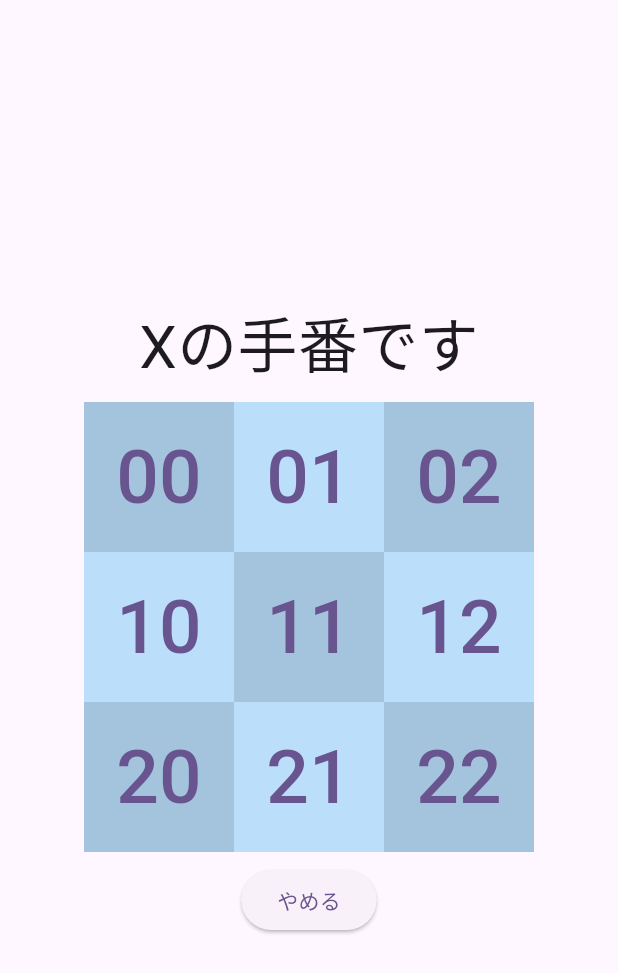
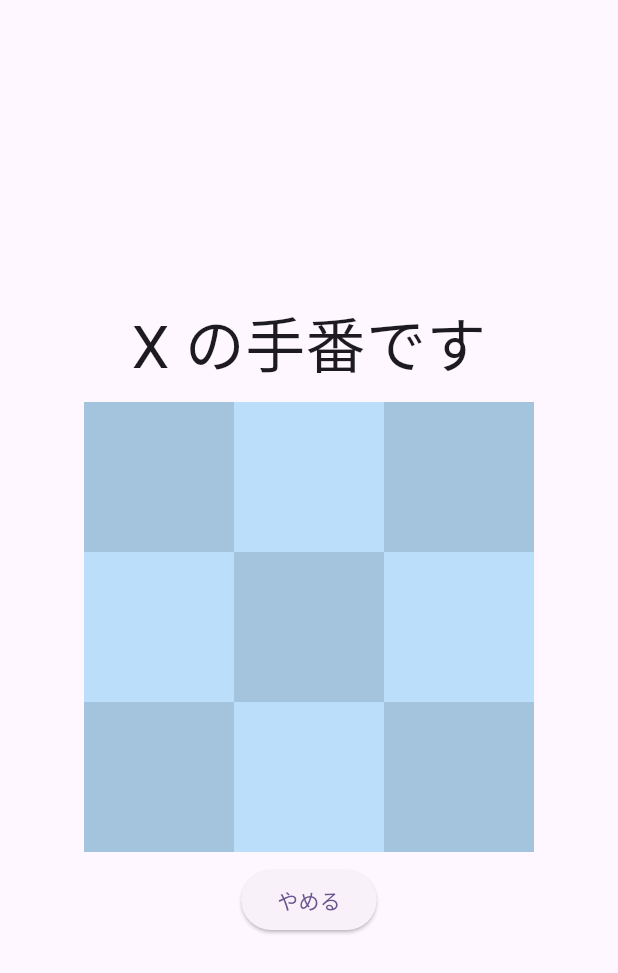
Before and after one commit to Sigumaa/tic_tac_toe, a Flutter app: the screen it shows after launch, on a phone screen of 412 x 824 dp. Shown: the top 973 px of the screen. Run offline on Flutter 3.47's test engine with Material 2 defaults, Android fonts, the phone set to English and light mode, and no system bars.

Commit message:
feat: play game

```diff
--- a/lib/game_page.dart
+++ b/lib/game_page.dart
@@ -1,20 +1,4 @@
 import 'package:flutter/material.dart';
-
-void main() {
-  runApp(const MyApp());
-}
-
-class MyApp extends StatelessWidget {
-  const MyApp({Key? key}) : super(key: key);
-
-  @override
-  Widget build(BuildContext context) {
-    return const MaterialApp(
-        debugShowCheckedModeBanner: false,
-        home: GamePage()
-    );
-  }
-}
 
 class GamePage extends StatefulWidget {
   const GamePage({Key? key}) : super(key: key);
@@ -23,17 +7,111 @@ class GamePage extends StatefulWidget {
   State<GamePage> createState() => _GamePageState();
 }
 
+List<List<List<int>>> lines = [
+  [
+    [0, 0],
+    [0, 1],
+    [0, 2],
+  ],
+  [
+    [1, 0],
+    [1, 1],
+    [1, 2],
+  ],
+  [
+    [2, 0],
+    [2, 1],
+    [2, 2],
+  ],
+  [
+    [0, 0],
+    [1, 0],
+    [2, 0],
+  ],
+  [
+    [0, 1],
+    [1, 1],
+    [2, 1],
+  ],
+  [
+    [0, 2],
+    [1, 2],
+    [2, 2],
+  ],
+  [
+    [0, 0],
+    [1, 1],
+    [2, 2],
+  ],
+  [
+    [0, 2],
+    [1, 1],
+    [2, 0],
+  ],
+];
+
 class _GamePageState extends State<GamePage> {
+  List<List<String>> field = [
+    ["", "", ""],
+    ["", "", ""],
+    ["", "", ""],
+  ];
+  String currentPlayer = "X";
+  bool finished = false;
+  String winner = "";
+
+  void updateField(String player, int row, int column) {
+    if (finished) return;
+    if (field[row][column] != "") return;
+    setState(() {
+      field[row][column] = player;
+      currentPlayer = player == "X" ? "O" : "X";
+    });
+    checkIfGameFinished();
+  }
+
+  void checkIfGameFinished() {
+    for (var line in lines) {
+      String first = field[line[0][0]][line[0][1]];
+      String second = field[line[1][0]][line[1][1]];
+      String third = field[line[2][0]][line[2][1]];
+      if (first != "" && first == second && second == third) {
+        print("$first の勝ち！");
+        finished = true;
+        winner = first;
+        return;
+      }
+    }
+
+    bool isFilled = true;
+    for (int row = 0; row < 3; row++) {
+      for (int column = 0; column < 3; column++) {
+        if (field[row][column] == "") {
+          isFilled = false;
+        }
+      }
+    }
+    if (isFilled) {
+      print("引き分け");
+      finished = true;
+      winner = "";
+    }
+  }
+
   @override
   Widget build(BuildContext context) {
+    String message = "$currentPlayer の手番です";
+    if (finished) {
+      message = winner == "" ? "引き分け" : "$winner の勝ち！";
+    }
     return Scaffold(
         body: Center(
           child: Column(mainAxisSize: MainAxisSize.min, children: [
-            const Padding(
-              padding: EdgeInsets.all(8.0),
+            Padding(
+              padding: const EdgeInsets.all(8.0),
               child: Text(
-                "Xの手番です",
-                style: TextStyle(fontSize: 40),
+                message,
+                style: const TextStyle(fontSize: 40),
               ),
             ),
             Container(
@@ -49,10 +127,12 @@ class _GamePageState extends State<GamePage> {
                       height: 100.0,
                       color: Colors.black12,
                       child: TextButton(
-                          onPressed: () {},
-                          child: const Text(
-                            "00",
-                            style: TextStyle(fontSize: 50),
+                          onPressed: () {
+                            updateField(currentPlayer, 0, 0);
+                          },
+                          child: Text(
+                            field[0][0],
+                            style: const TextStyle(fontSize: 50),
                           )),
                     ),
                   ),
@@ -62,10 +142,12 @@ class _GamePageState extends State<GamePage> {
                       width: 100.0,
                       height: 100.0,
                       child: TextButton(
-                          onPressed: () {},
-                          child: const Text(
-                            "01",
-                            style: TextStyle(fontSize: 50),
+                          onPressed: () {
+                            updateField(currentPlayer, 0, 1);
+                          },
+                          child: Text(
+                            field[0][1],
+                            style: const TextStyle(fontSize: 50),
                           )),
                     ),
                   ),
@@ -76,10 +158,12 @@ class _GamePageState extends State<GamePage> {
                       height: 100.0,
                       color: Colors.black12,
                       child: TextButton(
-                          onPressed: () {},
-                          child: const Text(
-                            "02",
-                            style: TextStyle(fontSize: 50),
+                          onPressed: () {
+                            updateField(currentPlayer, 0, 2);
+                          },
+                          child: Text(
+                            field[0][2],
+                            style: const TextStyle(fontSize: 50),
                           )),
                     ),
                   ),
@@ -89,10 +173,12 @@ class _GamePageState extends State<GamePage> {
                       width: 100.0,
                       height: 100.0,
                       child: TextButton(
-                          onPressed: () {},
-                          child: const Text(
-                            "10",
-                            style: TextStyle(fontSize: 50),
+                          onPressed: () {
+                            updateField(currentPlayer, 1, 0);
+                          },
+                          child: Text(
+                            field[1][0],
+                            style: const TextStyle(fontSize: 50),
                           )),
                     ),
                   ),
@@ -103,10 +189,12 @@ class _GamePageState extends State<GamePage> {
                       height: 100.0,
                       color: Colors.black12,
                       child: TextButton(
-                          onPressed: () {},
-                          child: const Text(
-                            "11",
-                            style: TextStyle(fontSize: 50),
+                          onPressed: () {
+                            updateField(currentPlayer, 1, 1);
+                          },
+                          child: Text(
+                            field[1][1],
+                            style: const TextStyle(fontSize: 50),
                           )),
                     ),
                   ),
@@ -116,10 +204,12 @@ class _GamePageState extends State<GamePage> {
                       width: 100.0,
                       height: 100.0,
                       child: TextButton(
-                          onPressed: () {},
-                          child: const Text(
-                            "12",
-                            style: TextStyle(fontSize: 50),
+                          onPressed: () {
+                            updateField(currentPlayer, 1, 2);
+                          },
+                          child: Text(
+                            field[1][2],
+                            style: const TextStyle(fontSize: 50),
                           )),
                     ),
                   ),
@@ -130,10 +220,12 @@ class _GamePageState extends State<GamePage> {
                       height: 100.0,
                       color: Colors.black12,
                       child: TextButton(
-                          onPressed: () {},
-                          child: const Text(
-                            "20",
-                            style: TextStyle(fontSize: 50),
+                          onPressed: () {
+                            updateField(currentPlayer, 2, 0);
+                          },
+                          child: Text(
+                            field[2][0],
+                            style: const TextStyle(fontSize: 50),
                           )),
                     ),
                   ),
@@ -143,10 +235,12 @@ class _GamePageState extends State<GamePage> {
                       width: 100.0,
                       height: 100.0,
                       child: TextButton(
-                          onPressed: () {},
-                          child: const Text(
-                            "21",
-                            style: TextStyle(fontSize: 50),
+                          onPressed: () {
+                            updateField(currentPlayer, 2, 1);
+                          },
+                          child: Text(
+                            field[2][1],
+                            style: const TextStyle(fontSize: 50),
                           )),
                     ),
                   ),
@@ -157,10 +251,12 @@ class _GamePageState extends State<GamePage> {
                       height: 100.0,
                       color: Colors.black12,
                       child: TextButton(
-                          onPressed: () {},
-                          child: const Text(
-                            "22",
-                            style: TextStyle(fontSize: 50),
+                          onPressed: () {
+                            updateField(currentPlayer, 2, 2);
+                          },
+                          child: Text(
+                            field[2][2],
+                            style: const TextStyle(fontSize: 50),
                           )),
                     ),
                   ),
@@ -169,8 +265,12 @@ class _GamePageState extends State<GamePage> {
             ),
             Padding(
               padding: const EdgeInsets.all(8.0),
-              child: ElevatedButton(onPressed: () {}, child: const Text("やめる")),
-            ),
+              child: ElevatedButton(
+                  onPressed: () {
+                    Navigator.of(context).pop();
+                  },
+                  child: const Text("やめる")),
+            )
           ]),
         ));
   }
```
